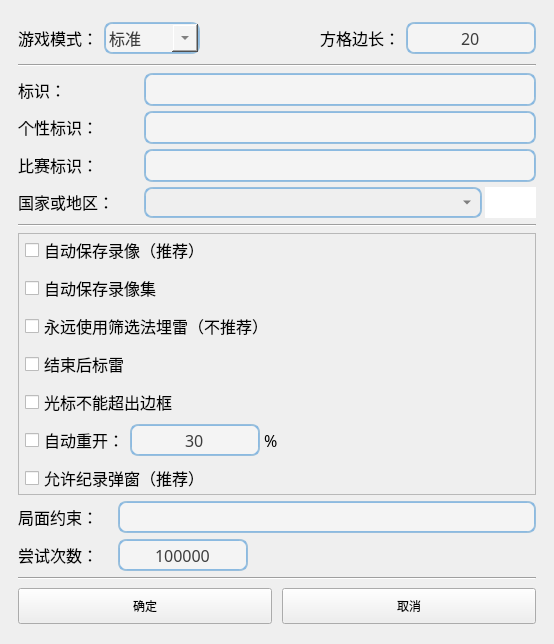
First picture: the form in uiFiles/ui_gs.ui, repository ljzloser/Solvable-Minesweeper, before the edit.
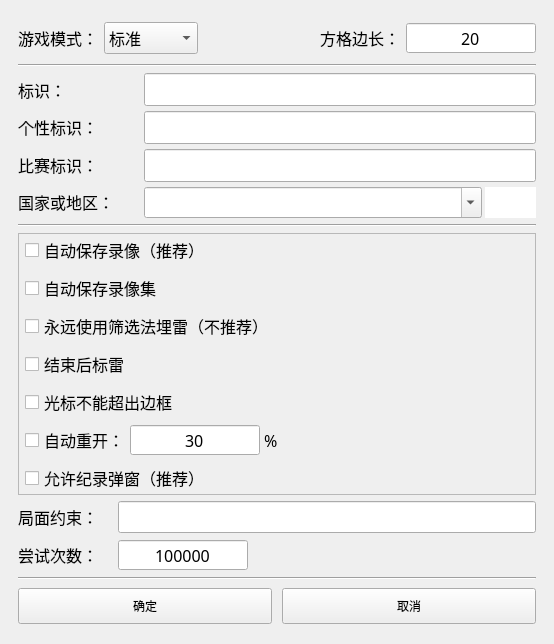
Second picture: the form after the edit. Icons and pictures are not drawn. Custom widgets are drawn as their Qt base class.

Patch:
```diff
--- a/uiFiles/ui_gs.ui
+++ b/uiFiles/ui_gs.ui
@@ -44,11 +44,6 @@
    <iconset>
     <normaloff>media/cat.ico</normaloff>media/cat.ico</iconset>
   </property>
-  <property name="styleSheet">
-   <string notr="true">QComboBox::drop-down {
-    width: 26px;
-}</string>
-  </property>
   <layout class="QVBoxLayout" name="verticalLayout">
    <property name="leftMargin">
     <number>18</number>
@@ -134,19 +129,6 @@
         <property name="focusPolicy">
          <enum>Qt::ClickFocus</enum>
         </property>
-        <property name="styleSheet">
-         <string notr="true">border-width: 2px;
-border-radius: 8px;
-border-style: solid;
-border-top-color: qlineargradient(spread:pad, x1:0.5, y1:1, x2:0.5, y2:0, stop:0 #85b7e3, stop:1 #9ec1db);
-border-right-color: qlineargradient(spread:pad, x1:0, y1:0, x2:1, y2:0, stop:0 #85b7e3, stop:1 #9ec1db);
-border-bottom-color: qlineargradient(spread:pad, x1:0.5, y1:0, x2:0.5, y2:1, stop:0 #85b7e3, stop:1 #9ec1db);
-border-left-color: qlineargradient(spread:pad, x1:1, y1:0, x2:0, y2:0, stop:0 #85b7e3, stop:1 #9ec1db);
-background-color: #f4f4f4;
-color: #3d3d3d;
-
-</string>
-        </property>
         <property name="currentIndex">
          <number>0</number>
         </property>
@@ -268,17 +250,6 @@
         <property name="focusPolicy">
          <enum>Qt::ClickFocus</enum>
         </property>
-        <property name="styleSheet">
-         <string notr="true">border-width: 2px;
-border-radius: 8px;
-border-style: solid;
-border-top-color: qlineargradient(spread:pad, x1:0.5, y1:1, x2:0.5, y2:0, stop:0 #85b7e3, stop:1 #9ec1db);
-border-right-color: qlineargradient(spread:pad, x1:0, y1:0, x2:1, y2:0, stop:0 #85b7e3, stop:1 #9ec1db);
-border-bottom-color: qlineargradient(spread:pad, x1:0.5, y1:0, x2:0.5, y2:1, stop:0 #85b7e3, stop:1 #9ec1db);
-border-left-color: qlineargradient(spread:pad, x1:1, y1:0, x2:0, y2:0, stop:0 #85b7e3, stop:1 #9ec1db);
-background-color: #f4f4f4;
-color: #3d3d3d;</string>
-        </property>
         <property name="frame">
          <bool>true</bool>
         </property>
@@ -552,17 +523,6 @@
            <property name="focusPolicy">
             <enum>Qt::ClickFocus</enum>
            </property>
-           <property name="styleSheet">
-            <string notr="true">border-width: 2px;
-border-radius: 8px;
-border-style: solid;
-border-top-color: qlineargradient(spread:pad, x1:0.5, y1:1, x2:0.5, y2:0, stop:0 #85b7e3, stop:1 #9ec1db);
-border-right-color: qlineargradient(spread:pad, x1:0, y1:0, x2:1, y2:0, stop:0 #85b7e3, stop:1 #9ec1db);
-border-bottom-color: qlineargradient(spread:pad, x1:0.5, y1:0, x2:0.5, y2:1, stop:0 #85b7e3, stop:1 #9ec1db);
-border-left-color: qlineargradient(spread:pad, x1:1, y1:0, x2:0, y2:0, stop:0 #85b7e3, stop:1 #9ec1db);
-background-color: #f4f4f4;
-color: #3d3d3d;</string>
-           </property>
            <property name="text">
             <string notr="true"/>
            </property>
@@ -597,17 +557,6 @@
            <property name="focusPolicy">
             <enum>Qt::ClickFocus</enum>
            </property>
-           <property name="styleSheet">
-            <string notr="true">border-width: 2px;
-border-radius: 8px;
-border-style: solid;
-border-top-color: qlineargradient(spread:pad, x1:0.5, y1:1, x2:0.5, y2:0, stop:0 #85b7e3, stop:1 #9ec1db);
-border-right-color: qlineargradient(spread:pad, x1:0, y1:0, x2:1, y2:0, stop:0 #85b7e3, stop:1 #9ec1db);
-border-bottom-color: qlineargradient(spread:pad, x1:0.5, y1:0, x2:0.5, y2:1, stop:0 #85b7e3, stop:1 #9ec1db);
-border-left-color: qlineargradient(spread:pad, x1:1, y1:0, x2:0, y2:0, stop:0 #85b7e3, stop:1 #9ec1db);
-background-color: #f4f4f4;
-color: #3d3d3d;</string>
-           </property>
            <property name="text">
             <string notr="true"/>
            </property>
@@ -642,17 +591,6 @@
            <property name="focusPolicy">
             <enum>Qt::ClickFocus</enum>
            </property>
-           <property name="styleSheet">
-            <string notr="true">border-width: 2px;
-border-radius: 8px;
-border-style: solid;
-border-top-color: qlineargradient(spread:pad, x1:0.5, y1:1, x2:0.5, y2:0, stop:0 #85b7e3, stop:1 #9ec1db);
-border-right-color: qlineargradient(spread:pad, x1:0, y1:0, x2:1, y2:0, stop:0 #85b7e3, stop:1 #9ec1db);
-border-bottom-color: qlineargradient(spread:pad, x1:0.5, y1:0, x2:0.5, y2:1, stop:0 #85b7e3, stop:1 #9ec1db);
-border-left-color: qlineargradient(spread:pad, x1:1, y1:0, x2:0, y2:0, stop:0 #85b7e3, stop:1 #9ec1db);
-background-color: #f4f4f4;
-color: #3d3d3d;</string>
-           </property>
            <property name="text">
             <string notr="true"/>
            </property>
@@ -717,20 +655,6 @@
               <property name="autoFillBackground">
                <bool>false</bool>
               </property>
-              <property name="styleSheet">
-               <string notr="true">QComboBox {
-border-width: 2px;
-border-radius: 8px;
-border-style: solid;
-border-top-color: qlineargradient(spread:pad, x1:0.5, y1:1, x2:0.5, y2:0, stop:0 #85b7e3, stop:1 #9ec1db);
-border-right-color: qlineargradient(spread:pad, x1:0, y1:0, x2:1, y2:0, stop:0 #85b7e3, stop:1 #9ec1db);
-border-bottom-color: qlineargradient(spread:pad, x1:0.5, y1:0, x2:0.5, y2:1, stop:0 #85b7e3, stop:1 #9ec1db);
-border-left-color: qlineargradient(spread:pad, x1:1, y1:0, x2:0, y2:0, stop:0 #85b7e3, stop:1 #9ec1db);
-background-color: rgba(244,244,244,0);
-color: #3d3d3d;
-font: 12pt &quot;微软雅黑&quot;;
-}</string>
-              </property>
               <property name="editable">
                <bool>true</bool>
               </property>
@@ -1037,19 +961,6 @@
               <property name="focusPolicy">
                <enum>Qt::ClickFocus</enum>
               </property>
-              <property name="styleSheet">
-               <string notr="true">QSpinBox{
-border-width: 2px;
-border-radius: 8px;
-border-style: solid;
-border-top-color: qlineargradient(spread:pad, x1:0.5, y1:1, x2:0.5, y2:0, stop:0 #85b7e3, stop:1 #9ec1db);
-border-right-color: qlineargradient(spread:pad, x1:0, y1:0, x2:1, y2:0, stop:0 #85b7e3, stop:1 #9ec1db);
-border-bottom-color: qlineargradient(spread:pad, x1:0.5, y1:0, x2:0.5, y2:1, stop:0 #85b7e3, stop:1 #9ec1db);
-border-left-color: qlineargradient(spread:pad, x1:1, y1:0, x2:0, y2:0, stop:0 #85b7e3, stop:1 #9ec1db);
-background-color: #f4f4f4;
-color: #3d3d3d;
-}</string>
-              </property>
               <property name="frame">
                <bool>true</bool>
               </property>
@@ -1220,17 +1131,6 @@
            <property name="focusPolicy">
             <enum>Qt::ClickFocus</enum>
            </property>
-           <property name="styleSheet">
-            <string notr="true">border-width: 2px;
-border-radius: 8px;
-border-style: solid;
-border-top-color: qlineargradient(spread:pad, x1:0.5, y1:1, x2:0.5, y2:0, stop:0 #85b7e3, stop:1 #9ec1db);
-border-right-color: qlineargradient(spread:pad, x1:0, y1:0, x2:1, y2:0, stop:0 #85b7e3, stop:1 #9ec1db);
-border-bottom-color: qlineargradient(spread:pad, x1:0.5, y1:0, x2:0.5, y2:1, stop:0 #85b7e3, stop:1 #9ec1db);
-border-left-color: qlineargradient(spread:pad, x1:1, y1:0, x2:0, y2:0, stop:0 #85b7e3, stop:1 #9ec1db);
-background-color: #f4f4f4;
-color: #3d3d3d;</string>
-           </property>
            <property name="text">
             <string/>
            </property>
@@ -1320,17 +1220,6 @@
            <property name="focusPolicy">
             <enum>Qt::ClickFocus</enum>
            </property>
-           <property name="styleSheet">
-            <string notr="true">border-width: 2px;
-border-radius: 8px;
-border-style: solid;
-border-top-color: qlineargradient(spread:pad, x1:0.5, y1:1, x2:0.5, y2:0, stop:0 #85b7e3, stop:1 #9ec1db);
-border-right-color: qlineargradient(spread:pad, x1:0, y1:0, x2:1, y2:0, stop:0 #85b7e3, stop:1 #9ec1db);
-border-bottom-color: qlineargradient(spread:pad, x1:0.5, y1:0, x2:0.5, y2:1, stop:0 #85b7e3, stop:1 #9ec1db);
-border-left-color: qlineargradient(spread:pad, x1:1, y1:0, x2:0, y2:0, stop:0 #85b7e3, stop:1 #9ec1db);
-background-color: #f4f4f4;
-color: #3d3d3d;</string>
-           </property>
            <property name="frame">
             <bool>true</bool>
            </property>
```
Left out of the diff: 22 changed lines with no effect on the pictures.
